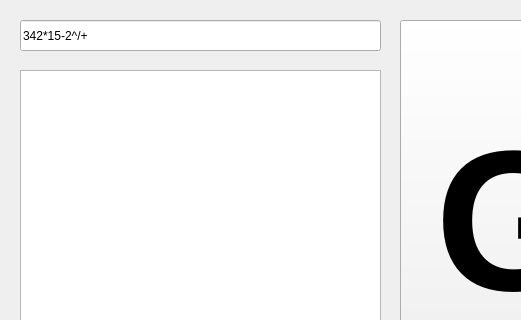
First picture: the form in programming/lab4/InversPolish/mainwindow.ui, repository Tsukun/Programminglab, before the edit; both pictures show x 0 to 521 and y 0 to 320 of the 800 by 600 pixel window.
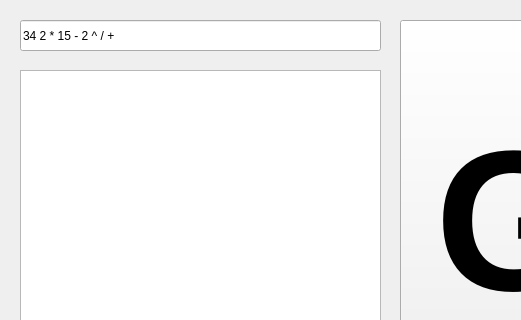
Second picture: the form after the edit.

Patch:
```diff
--- a/programming/lab4/InversPolish/mainwindow.ui
+++ b/programming/lab4/InversPolish/mainwindow.ui
@@ -24,7 +24,7 @@
      </rect>
     </property>
     <property name="text">
-     <string>342*15-2^/+</string>
+     <string>34 2 * 15 - 2 ^ / +</string>
     </property>
    </widget>
    <widget class="QTextBrowser" name="polishout">
```
Left out of the diff: 2 changed lines with no effect on the pictures.
